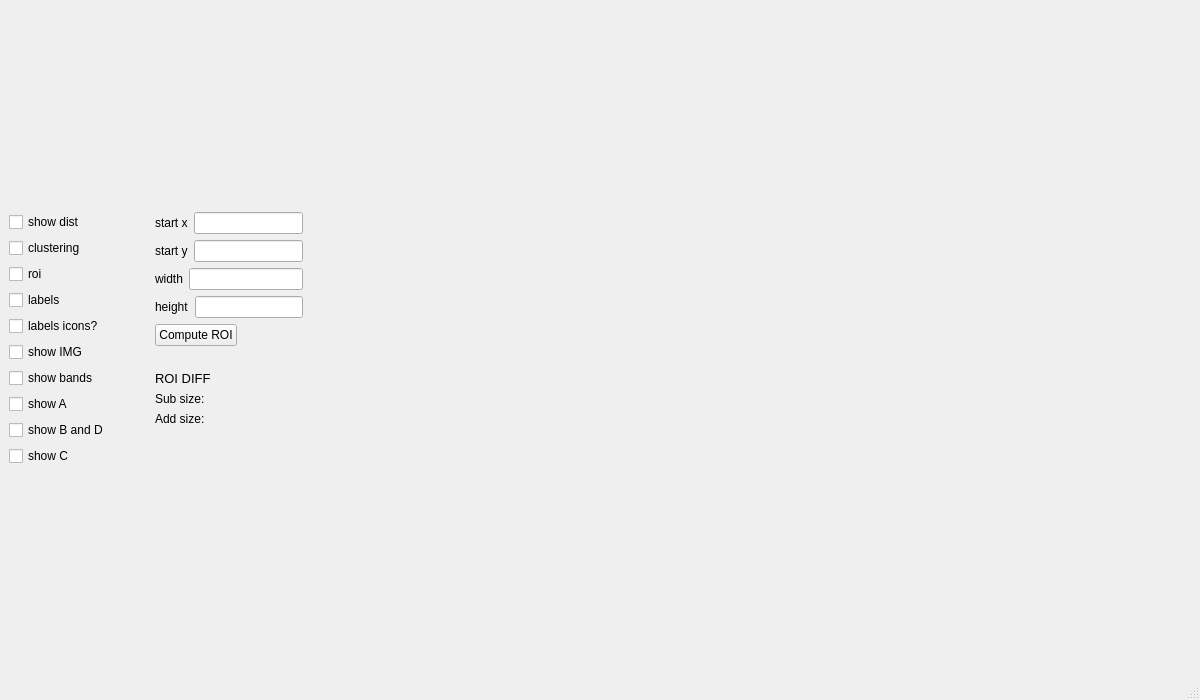
This is subscription_gui/mainwindow.ui in ajaskier/gerbil as Qt 5 draws it before an edit. The edited form follows.
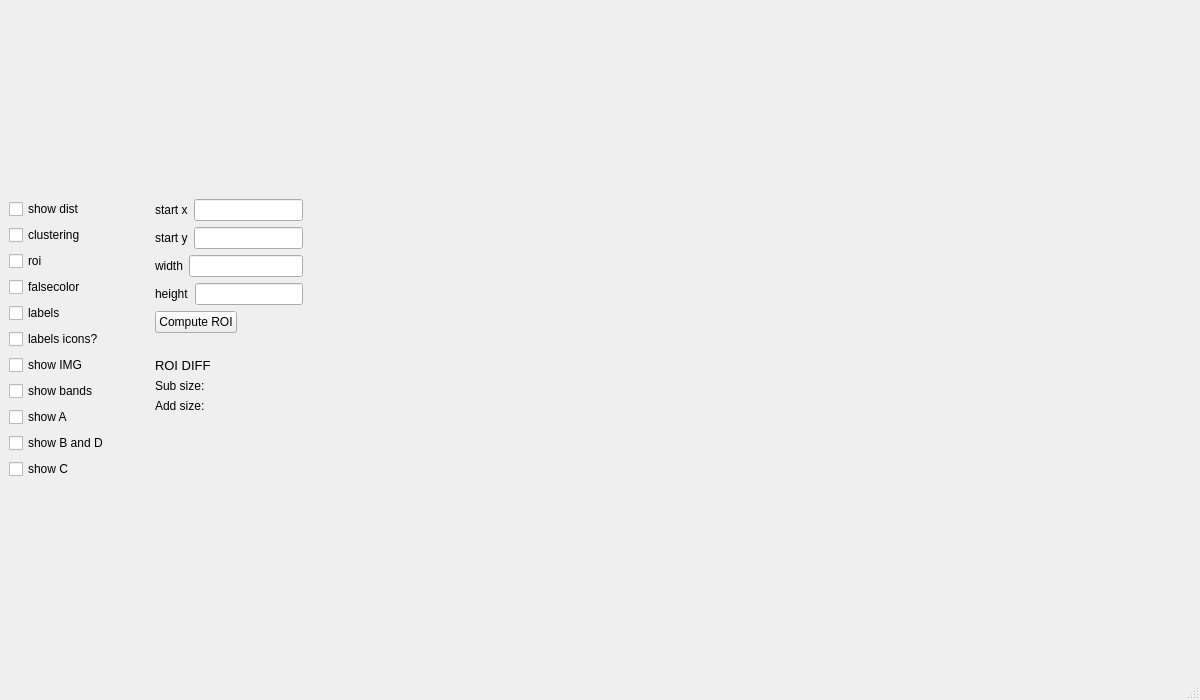
This is the edited form.

The edit to the form file:
```diff
--- a/subscription_gui/mainwindow.ui
+++ b/subscription_gui/mainwindow.ui
@@ -219,6 +219,13 @@
         </property>
        </widget>
       </item>
+      <item>
+       <widget class="QCheckBox" name="falsecolor_checkbox">
+        <property name="text">
+         <string>falsecolor</string>
+        </property>
+       </widget>
+      </item>
       <item>
        <widget class="QCheckBox" name="labels_checkbox">
         <property name="text">
```
